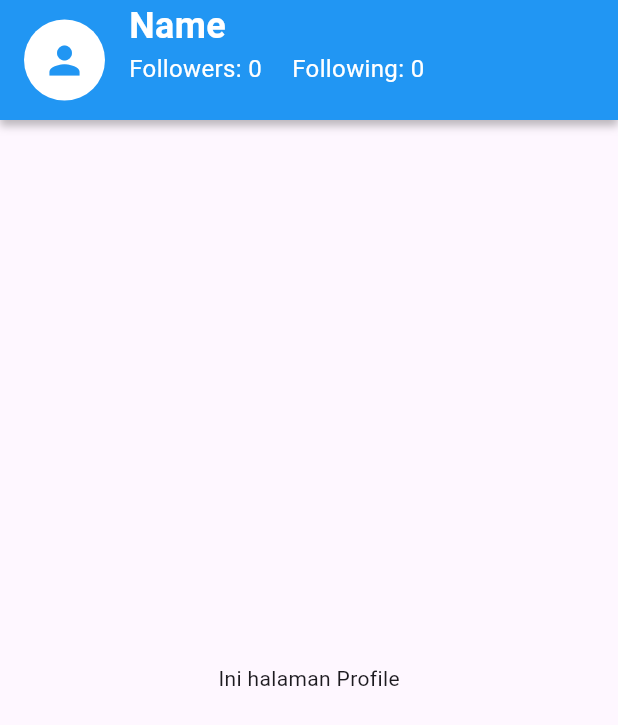
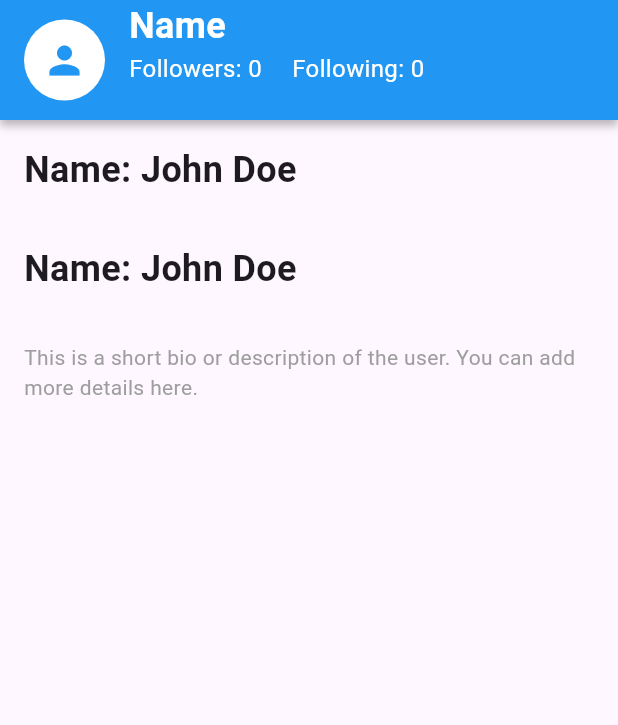
Before and after one commit to alifroject/Eccomerce-1stDayOfDart, a Flutter app: the ProfileScreen screen opened directly, on a phone screen of 412 x 824 dp. Shown: the top 725 px of the screen. Run offline on Flutter 3.47's test engine with Material 3 defaults, Android fonts, the phone set to English and light mode, and no system bars; network calls fail.

Commit message:
Adding some items in Profile

```diff
--- a/lib/views/profile_screen.dart
+++ b/lib/views/profile_screen.dart
@@ -26,11 +26,9 @@ class ProfileScreen extends StatelessWidget {
                 child: Row(
               children: [
                 IconButton(
-                  padding: EdgeInsets.only(
-                      left: 16.0),
+                  padding: EdgeInsets.only(left: 16.0),
                   icon: Container(
-                    padding: EdgeInsets.all(
-                        12),
+                    padding: EdgeInsets.all(12),
                     decoration: BoxDecoration(
                       color: Colors.white,
                       shape: BoxShape.circle,
@@ -41,33 +39,31 @@ class ProfileScreen extends StatelessWidget {
                       size: 30,
                     ),
                   ),
-                  onPressed: () {
-
-                  },
+                  onPressed: () {},
                 ),
                 Padding(
                   padding: EdgeInsets.only(
                       left: 16.0), // Add padding to the left side
                   child: Column(
-                    crossAxisAlignment: CrossAxisAlignment
-                        .start,
+                    crossAxisAlignment: CrossAxisAlignment.start,
                     children: <Widget>[
-
                       Text(
                         'Name',
                         style: TextStyle(
-                            fontSize: 24, fontWeight: FontWeight.bold, color: Colors.white),
+                            fontSize: 24,
+                            fontWeight: FontWeight.bold,
+                            color: Colors.white),
                       ),
-
-
                       Row(
-                        mainAxisAlignment: MainAxisAlignment
-                            .start,
+                        mainAxisAlignment: MainAxisAlignment.start,
                         children: <Widget>[
-                          Text('Followers: 0', style: TextStyle(fontSize: 16, color: Colors.white)),
-                          SizedBox(
-                              width: 20),
-                          Text('Following: 0', style: TextStyle(fontSize: 16, color: Colors.white)),
+                          Text('Followers: 0',
+                              style:
+                                  TextStyle(fontSize: 16, color: Colors.white)),
+                          SizedBox(width: 20),
+                          Text('Following: 0',
+                              style:
+                                  TextStyle(fontSize: 16, color: Colors.white)),
                         ],
                       ),
                     ],
@@ -76,7 +72,35 @@ class ProfileScreen extends StatelessWidget {
               ],
             ))),
       ),
-      body: Center(child: Text('Ini halaman Profile')),
+      body: Center(
+        child: Column(
+          mainAxisAlignment: MainAxisAlignment.start,
+          crossAxisAlignment: CrossAxisAlignment.start,
+          children: <Widget>[
+            Padding(
+              padding: EdgeInsets.all(16.0),
+              child: Text(
+                'Name: John Doe',
+                style: TextStyle(fontSize: 24, fontWeight: FontWeight.bold),
+              ),
+            ),
+            Padding(
+              padding: EdgeInsets.all(16.0),
+              child: Text(
+                'Name: John Doe',
+                style: TextStyle(fontSize: 24, fontWeight: FontWeight.bold),
+              ),
+            ),
+            Padding(
+              padding: EdgeInsets.all(16.0),
+              child: Text(
+                'This is a short bio or description of the user. You can add more details here.',
+                style: TextStyle(fontSize: 14, color: Colors.grey),
+              ),
+            ),
+          ],
+        ),
+      ),
     );
   }
 }
```
